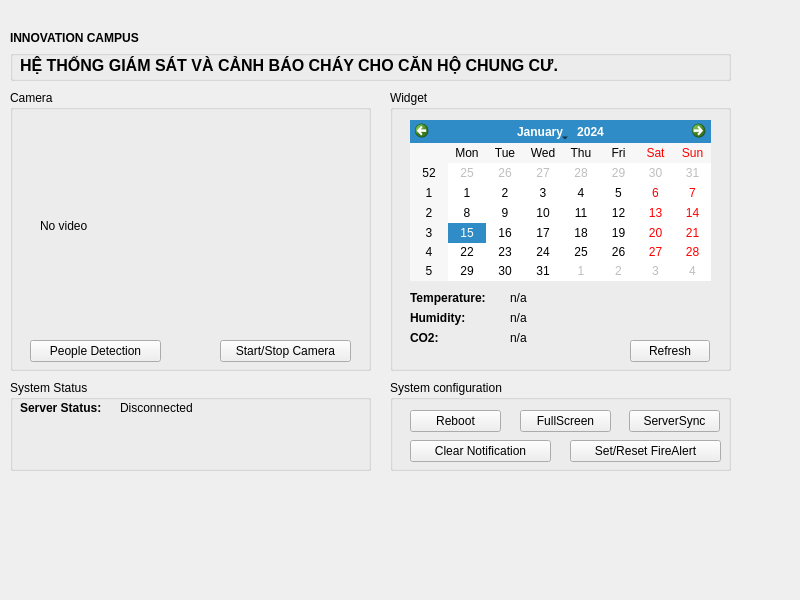
Before: the Qt Designer form form.ui in ngxx-fus/SIC-IoT-CapStoneProject, drawn with Qt 5.
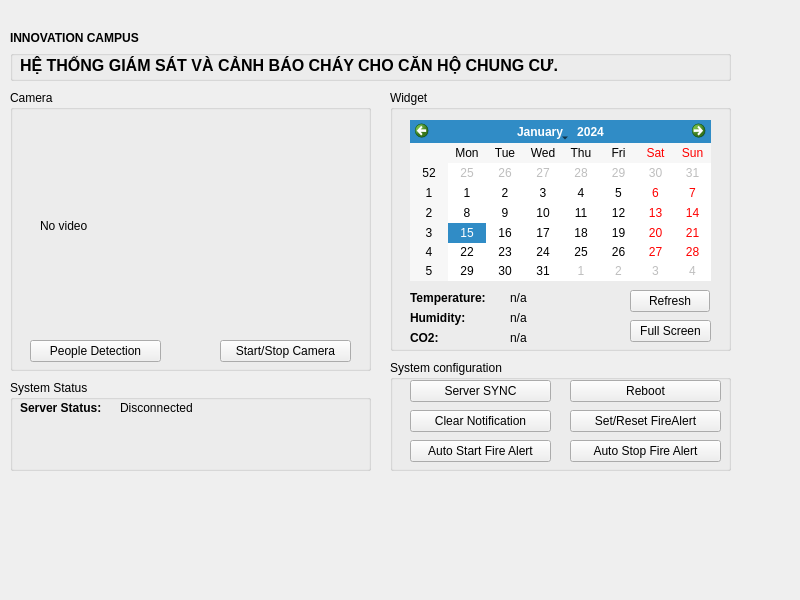
After: the same form once the commit is applied. Icons and pictures are not drawn.

Commit message: v.1.4.2 + Add Auto START/STOP fire alert button + FIx some bugs related to conditionally obtain flaming or not

Diff of the .ui file:
```diff
--- a/form.ui
+++ b/form.ui
@@ -86,7 +86,7 @@
      <x>390</x>
      <y>90</y>
      <width>341</width>
-     <height>281</height>
+     <height>261</height>
     </rect>
    </property>
    <property name="title">
@@ -210,11 +210,24 @@
      <string>CO2:</string>
     </property>
    </widget>
+   <widget class="QPushButton" name="FullScreenButton">
+    <property name="geometry">
+     <rect>
+      <x>240</x>
+      <y>230</y>
+      <width>81</width>
+      <height>22</height>
+     </rect>
+    </property>
+    <property name="text">
+     <string>Full Screen</string>
+    </property>
+   </widget>
    <widget class="QPushButton" name="RefreshButton">
     <property name="geometry">
      <rect>
       <x>240</x>
-      <y>250</y>
+      <y>200</y>
       <width>80</width>
       <height>22</height>
      </rect>
@@ -358,58 +371,19 @@
    <property name="geometry">
     <rect>
      <x>390</x>
-     <y>380</y>
+     <y>360</y>
      <width>341</width>
-     <height>91</height>
+     <height>111</height>
     </rect>
    </property>
    <property name="title">
     <string>System configuration</string>
    </property>
-   <widget class="QPushButton" name="RebootButton">
-    <property name="geometry">
-     <rect>
-      <x>20</x>
-      <y>30</y>
-      <width>91</width>
-      <height>22</height>
-     </rect>
-    </property>
-    <property name="text">
-     <string>Reboot</string>
-    </property>
-   </widget>
-   <widget class="QPushButton" name="FullScreenButton">
-    <property name="geometry">
-     <rect>
-      <x>130</x>
-      <y>30</y>
-      <width>91</width>
-      <height>22</height>
-     </rect>
-    </property>
-    <property name="text">
-     <string>FullScreen</string>
-    </property>
-   </widget>
-   <widget class="QPushButton" name="ServerSyncButton">
-    <property name="geometry">
-     <rect>
-      <x>239</x>
-      <y>30</y>
-      <width>91</width>
-      <height>22</height>
-     </rect>
-    </property>
-    <property name="text">
-     <string>ServerSync</string>
-    </property>
-   </widget>
    <widget class="QPushButton" name="SetResetFireAlert_Button">
     <property name="geometry">
      <rect>
       <x>180</x>
-      <y>60</y>
+      <y>50</y>
       <width>151</width>
       <height>22</height>
      </rect>
@@ -422,7 +396,7 @@
     <property name="geometry">
      <rect>
       <x>20</x>
-      <y>60</y>
+      <y>50</y>
       <width>141</width>
       <height>22</height>
      </rect>
@@ -431,6 +405,58 @@
      <string>Clear Notification</string>
     </property>
    </widget>
+   <widget class="QPushButton" name="AutoStartFireAlert">
+    <property name="geometry">
+     <rect>
+      <x>20</x>
+      <y>80</y>
+      <width>141</width>
+      <height>22</height>
+     </rect>
+    </property>
+    <property name="text">
+     <string>Auto Start Fire Alert</string>
+    </property>
+   </widget>
+   <widget class="QPushButton" name="AutoStopFireAlert">
+    <property name="geometry">
+     <rect>
+      <x>180</x>
+      <y>80</y>
+      <width>151</width>
+      <height>22</height>
+     </rect>
+    </property>
+    <property name="text">
+     <string>Auto Stop Fire Alert</string>
+    </property>
+   </widget>
+   <widget class="QPushButton" name="ServerSyncButton">
+    <property name="geometry">
+     <rect>
+      <x>20</x>
+      <y>20</y>
+      <width>141</width>
+      <height>22</height>
+     </rect>
+    </property>
+    <property name="text">
+     <string>Server SYNC</string>
+    </property>
+   </widget>
+   <widget class="QPushButton" name="RebootButton">
+    <property name="geometry">
+     <rect>
+      <x>180</x>
+      <y>20</y>
+      <width>151</width>
+      <height>22</height>
+     </rect>
+    </property>
+    <property name="text">
+     <string>Reboot</string>
+    </property>
+   </widget>
   </widget>
   <widget class="QLabel" name="FireWarningBar">
    <property name="geometry">
```
The commit also changes 10 other files.
